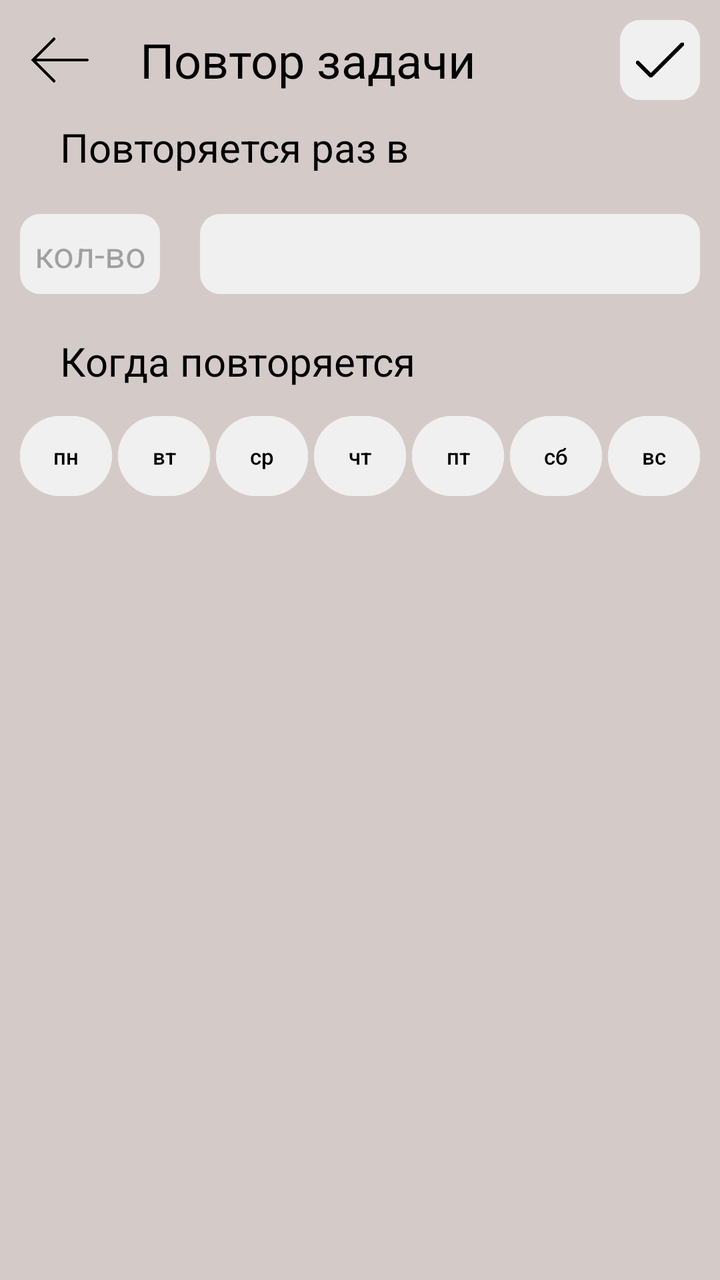
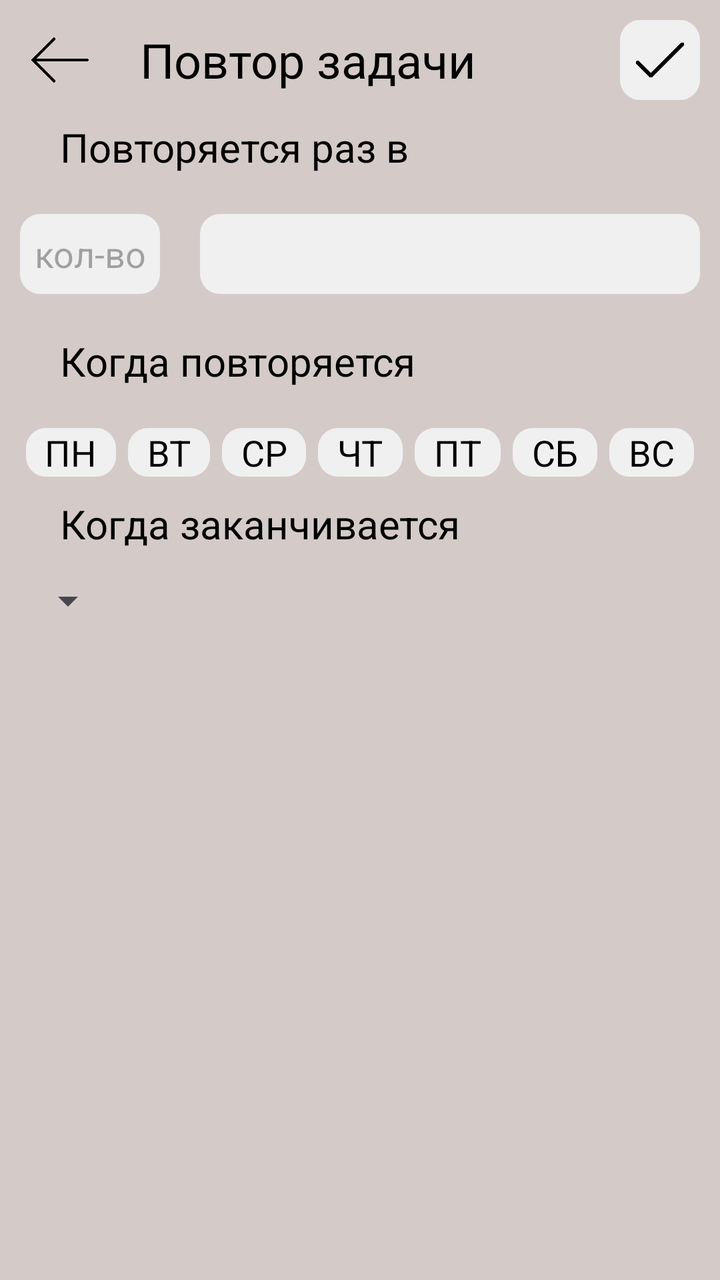

The first picture is an Android layout as it rendered before a commit; the second is the same layout after the commit. The layout source and the unified diff follow.
<!-- AndroidManifest.xml: application theme Theme.Assistant -->
<!-- res/layout/activity_repeat_task.xml -->
<?xml version="1.0" encoding="utf-8"?>
<RelativeLayout xmlns:android="http://schemas.android.com/apk/res/android"
    xmlns:app="http://schemas.android.com/apk/res-auto"
    xmlns:tools="http://schemas.android.com/tools"
    android:layout_width="match_parent"
    android:layout_height="match_parent"
    android:background="@color/background_main"
    tools:context=".NewTaskActivity">

    <ImageButton
        android:layout_width="60dp"
        android:layout_height="60dp"
        android:id="@+id/backBtn"
        android:src="@drawable/back"
        android:scaleType="fitCenter"
        android:backgroundTint="@color/background_main"
        />
    <TextView
        android:layout_width="wrap_content"
        android:layout_height="60dp"
        android:id="@+id/newTaskText"
        android:textColor="@color/black"
        android:layout_toRightOf="@+id/backBtn"
        android:text="Повтор задачи"
        android:textSize="24dp"
        android:gravity="center"
        android:layout_marginLeft="10dp"
        />
    <ImageButton
        android:layout_width="40dp"
        android:layout_height="40dp"
        android:id="@+id/tickBtn"
        android:src="@drawable/tick"
        android:scaleType="fitCenter"
        android:padding="5dp"
        android:background="@drawable/image_btn_style"
        android:layout_marginBottom="70dp"
        android:layout_marginEnd="10dp"
        android:layout_marginTop="10dp"
        android:layout_alignParentEnd="true"
        />




    <LinearLayout
        android:layout_width="match_parent"
        android:layout_height="match_parent"
        android:layout_below="@+id/newTaskText"
        android:layout_marginHorizontal="10dp"
        android:orientation="vertical">

        <TextView
            android:layout_width="match_parent"
            android:layout_height="wrap_content"
            android:text="Повторяется раз в"
            android:textSize="20dp"
            android:textColor="@color/black"
            android:layout_marginBottom="10dp"
            android:layout_marginHorizontal="20dp"/>

        <LinearLayout
            android:layout_width="match_parent"
            android:layout_height="wrap_content"
            android:orientation="horizontal">

            <EditText
                android:layout_width="70dp"
                android:layout_height="40dp"
                android:hint="кол-во"
                android:inputType="number"
                android:textAlignment="center"
                android:background="@drawable/image_btn_style"
                android:layout_marginVertical="10dp"
                />
            <Spinner
                android:layout_width="match_parent"
                android:layout_height="40dp"
                android:id="@+id/repeatSpinner"
                android:hint="кол-во"
                android:textAlignment="center"
                android:background="@drawable/image_btn_style"
                android:layout_marginVertical="10dp"
                android:layout_marginLeft="20dp"/>
        </LinearLayout>

        <TextView
            android:layout_width="match_parent"
            android:layout_height="wrap_content"
            android:text="Когда повторяется"
            android:textSize="20dp"
            android:textColor="@color/black"
            android:layout_marginVertical="10dp"
            android:layout_marginHorizontal="20dp"/>


        <LinearLayout
            android:layout_width="match_parent"
            android:layout_height="wrap_content"
            android:orientation="horizontal">

            <Button
                android:layout_width="wrap_content"
                android:layout_height="wrap_content"
                android:id="@+id/mondayBtn"
                android:backgroundTint="@color/background2"
                android:textColor="@color/black"
                android:text="пн"
                android:textAlignment="center"
                android:layout_weight="1"
                android:textSize="11dp"
                android:paddingHorizontal="5dp"/>

            <Button
                android:layout_width="wrap_content"
                android:layout_height="wrap_content"
                android:id="@+id/tuesdayBtn"
                android:backgroundTint="@color/background2"
                android:textColor="@color/black"
                android:text="вт"
                android:textAlignment="center"
                android:layout_weight="1"
                android:textSize="11dp"
                android:layout_marginHorizontal="3dp"
                android:paddingHorizontal="5dp"/>

            <Button
                android:layout_width="wrap_content"
                android:layout_height="wrap_content"
                android:id="@+id/wednesdayBtn"
                android:backgroundTint="@color/background2"
                android:textColor="@color/black"
                android:text="ср"
                android:textAlignment="center"
                android:layout_weight="1"
                android:textSize="11dp"
                android:paddingHorizontal="5dp"/>

            <Button
                android:layout_width="wrap_content"
                android:layout_height="wrap_content"
                android:backgroundTint="@color/background2"
                android:id="@+id/thursdayBtn"
                android:textColor="@color/black"
                android:text="чт"
                android:textAlignment="center"
                android:layout_weight="1"
                android:textSize="11dp"
                android:layout_marginHorizontal="3dp"
                android:paddingHorizontal="5dp"/>

            <Button
                android:layout_width="wrap_content"
                android:layout_height="wrap_content"
                android:id="@+id/fridayBtn"
                android:backgroundTint="@color/background2"
                android:textColor="@color/black"
                android:text="пт"
                android:textAlignment="center"
                android:layout_weight="1"
                android:textSize="11dp"
                android:paddingHorizontal="5dp"/>

            <Button
                android:layout_width="wrap_content"
                android:layout_height="wrap_content"
                android:id="@+id/saturdayBtn"
                android:backgroundTint="@color/background2"
                android:textColor="@color/black"
                android:text="сб"
                android:textAlignment="center"
                android:layout_weight="1"
                android:textSize="11dp"
                android:layout_marginHorizontal="3dp"
                android:paddingHorizontal="5dp"/>
            <Button
                android:layout_width="wrap_content"
                android:layout_height="wrap_content"
                android:id="@+id/sundayBtn"
                android:backgroundTint="@color/background2"
                android:textColor="@color/black"
                android:text="вс"
                android:textAlignment="center"
                android:layout_weight="1"
                android:textSize="11dp"
                android:paddingHorizontal="5dp"/>



        </LinearLayout>





    </LinearLayout>


</RelativeLayout>
<!-- resources referenced by this layout -->
<resources>
  <color name="background2">#FFF0F0F0</color>
  <color name="background_main">#FFD4CBC8</color>
  <color name="black">#FF000000</color>
  <!-- drawable back: png bitmap (drawable, 2771 bytes) -->
  <!-- drawable image_btn_style (drawable) -->
  <?xml version="1.0" encoding="utf-8"?>
  <shape xmlns:android="http://schemas.android.com/apk/res/android">
      <solid android:color="@color/background2"/>
      <corners android:radius="10.0dp"/>
  </shape>
  <!-- drawable tick: png bitmap (drawable, 3143 bytes) -->
  <style name="Theme.Assistant" parent="Base.Theme.Assistant" />
  <style name="Base.Theme.Assistant" parent="Theme.Material3.DayNight.NoActionBar">
          
          
          <item name="colorPrimary">@color/background_main</item>
  
          <item name="android:spinnerItemStyle">
              @style/spinnerItemStyle
          </item>
  
          
          <item name="android:spinnerDropDownItemStyle">
              @style/spinnerDropDownItemStyle
          </item>
  
      </style>
  <style name="spinnerItemStyle">
  
          <item name="android:textStyle">normal</item>
          <item name="android:paddingHorizontal">20dp</item>
          <item name="android:textSize">20sp</item>
          <item name="android:textColor">@color/black</item>
      </style>
  <style name="spinnerDropDownItemStyle">
          <item name="android:paddingHorizontal">20dp</item>
          <item name="android:paddingVertical">10dp</item>
          <item name="android:textSize">20sp</item>
          <item name="android:textColor">@color/black</item>
      </style>
</resources>

<!-- the commit's change to res/layout/activity_repeat_task.xml (unified diff, before → after) -->
@@ -5,7 +5,7 @@
     android:layout_width="match_parent"
     android:layout_height="match_parent"
     android:background="@color/background_main"
-    tools:context=".NewTaskActivity">
+    tools:context=".RepeatTaskSettActivity">
 
     <ImageButton
         android:layout_width="60dp"
@@ -67,6 +67,7 @@
             <EditText
                 android:layout_width="70dp"
                 android:layout_height="40dp"
+                android:id="@+id/count"
                 android:hint="кол-во"
                 android:inputType="number"
                 android:textAlignment="center"
@@ -87,113 +88,154 @@
         <TextView
             android:layout_width="match_parent"
             android:layout_height="wrap_content"
+            android:id="@+id/textDayRepeat"
             android:text="Когда повторяется"
             android:textSize="20dp"
             android:textColor="@color/black"
             android:layout_marginVertical="10dp"
-            android:layout_marginHorizontal="20dp"/>
+            android:layout_marginHorizontal="20dp"
+            android:visibility="visible"/>
 
 
         <LinearLayout
             android:layout_width="match_parent"
             android:layout_height="wrap_content"
-            android:orientation="horizontal">
-
-            <Button
+            android:id="@+id/linearWeek"
+            android:orientation="horizontal"
+            android:layout_marginTop="10dp"
+            android:visibility="visible">
+
+            <TextView
                 android:layout_width="wrap_content"
                 android:layout_height="wrap_content"
                 android:id="@+id/mondayBtn"
-                android:backgroundTint="@color/background2"
-                android:textColor="@color/black"
-                android:text="пн"
-                android:textAlignment="center"
-                android:layout_weight="1"
-                android:textSize="11dp"
-                android:paddingHorizontal="5dp"/>
-
-            <Button
+                android:background="@drawable/image_btn_style"
+                android:textColor="@color/black"
+                android:text="ПН"
+                android:textAlignment="center"
+                android:layout_weight="1"
+                android:textSize="18dp"
+                android:layout_marginHorizontal="3dp"/>
+
+            <TextView
                 android:layout_width="wrap_content"
                 android:layout_height="wrap_content"
                 android:id="@+id/tuesdayBtn"
-                android:backgroundTint="@color/background2"
-                android:textColor="@color/black"
-                android:text="вт"
-                android:textAlignment="center"
-                android:layout_weight="1"
-                android:textSize="11dp"
-                android:layout_marginHorizontal="3dp"
-                android:paddingHorizontal="5dp"/>
-
-            <Button
+                android:background="@drawable/image_btn_style"
+                android:textColor="@color/black"
+                android:text="ВТ"
+                android:textAlignment="center"
+                android:layout_weight="1"
+                android:textSize="18dp"
+                android:layout_marginHorizontal="3dp"/>
+
+            <TextView
                 android:layout_width="wrap_content"
                 android:layout_height="wrap_content"
                 android:id="@+id/wednesdayBtn"
-                android:backgroundTint="@color/background2"
-                android:textColor="@color/black"
-                android:text="ср"
-                android:textAlignment="center"
-                android:layout_weight="1"
-                android:textSize="11dp"
-                android:paddingHorizontal="5dp"/>
-
-            <Button
+                android:background="@drawable/image_btn_style"
+                android:textColor="@color/black"
+                android:text="СР"
+                android:textAlignment="center"
+                android:layout_weight="1"
+                android:textSize="18dp"
+                android:layout_marginHorizontal="3dp"/>
+
+            <TextView
                 android:layout_width="wrap_content"
                 android:layout_height="wrap_content"
                 android:backgroundTint="@color/background2"
                 android:id="@+id/thursdayBtn"
-                android:textColor="@color/black"
-                android:text="чт"
-                android:textAlignment="center"
-                android:layout_weight="1"
-                android:textSize="11dp"
-                android:layout_marginHorizontal="3dp"
-                android:paddingHorizontal="5dp"/>
-
-            <Button
+                android:background="@drawable/image_btn_style"
+                android:textColor="@color/black"
+                android:text="ЧТ"
+                android:textAlignment="center"
+                android:layout_weight="1"
+                android:textSize="18dp"
+                android:layout_marginHorizontal="3dp"/>
+
+            <TextView
                 android:layout_width="wrap_content"
                 android:layout_height="wrap_content"
                 android:id="@+id/fridayBtn"
-                android:backgroundTint="@color/background2"
-                android:textColor="@color/black"
-                android:text="пт"
-                android:textAlignment="center"
-                android:layout_weight="1"
-                android:textSize="11dp"
-                android:paddingHorizontal="5dp"/>
-
-            <Button
+                android:background="@drawable/image_btn_style"
+                android:textColor="@color/black"
+                android:text="ПТ"
+                android:textAlignment="center"
+                android:layout_weight="1"
+                android:textSize="18dp"
+                android:layout_marginHorizontal="3dp"/>
+
+            <TextView
                 android:layout_width="wrap_content"
                 android:layout_height="wrap_content"
                 android:id="@+id/saturdayBtn"
-                android:backgroundTint="@color/background2"
-                android:textColor="@color/black"
-                android:text="сб"
-                android:textAlignment="center"
-                android:layout_weight="1"
-                android:textSize="11dp"
-                android:layout_marginHorizontal="3dp"
-                android:paddingHorizontal="5dp"/>
-            <Button
+                android:background="@drawable/image_btn_style"
+                android:textColor="@color/black"
+                android:text="СБ"
+                android:textAlignment="center"
+                android:layout_weight="1"
+                android:textSize="18dp"
+                android:layout_marginHorizontal="3dp"/>
+            <TextView
                 android:layout_width="wrap_content"
                 android:layout_height="wrap_content"
                 android:id="@+id/sundayBtn"
-                android:backgroundTint="@color/background2"
-                android:textColor="@color/black"
-                android:text="вс"
-                android:textAlignment="center"
-                android:layout_weight="1"
-                android:textSize="11dp"
-                android:paddingHorizontal="5dp"/>
-
-
+                android:background="@drawable/image_btn_style"
+                android:textColor="@color/black"
+                android:text="ВС"
+                android:textAlignment="center"
+                android:layout_weight="1"
+                android:textSize="18dp"
+                android:layout_marginHorizontal="3dp"/>
 
         </LinearLayout>
 
 
+        <TextView
+            android:layout_width="wrap_content"
+            android:layout_height="wrap_content"
+            android:text="Когда заканчивается"
+            android:textSize="20dp"
+            android:textColor="@color/black"
+            android:layout_marginVertical="10dp"
+            android:layout_marginHorizontal="20dp"/>
+        <LinearLayout
+            android:layout_width="match_parent"
+            android:layout_height="wrap_content"
+            android:orientation="horizontal">
+
+            <Spinner
+                android:layout_width="wrap_content"
+                android:layout_height="30dp"
+                android:id="@+id/whenEndSpinner"
+                android:hint="конец"
+                android:textAlignment="center"
+                android:paddingHorizontal="30dp"/>
+            <EditText
+                android:layout_width="match_parent"
+                android:layout_height="wrap_content"
+                android:id="@+id/dateEnd"
+                android:textSize="20dp"
+                android:inputType="date"
+                android:textAlignment="center"
+                android:textColor="@color/black"
+                android:visibility="gone"
+                android:onClick="setDate"/>
+
+            <EditText
+                android:layout_width="match_parent"
+                android:layout_height="wrap_content"
+                android:id="@+id/countEnd"
+                android:textSize="20dp"
+                android:inputType="number"
+                android:textAlignment="center"
+                android:textColor="@color/black"
+                android:visibility="gone"/>
+        </LinearLayout>
 
 
 
     </LinearLayout>
 
-
 </RelativeLayout>
